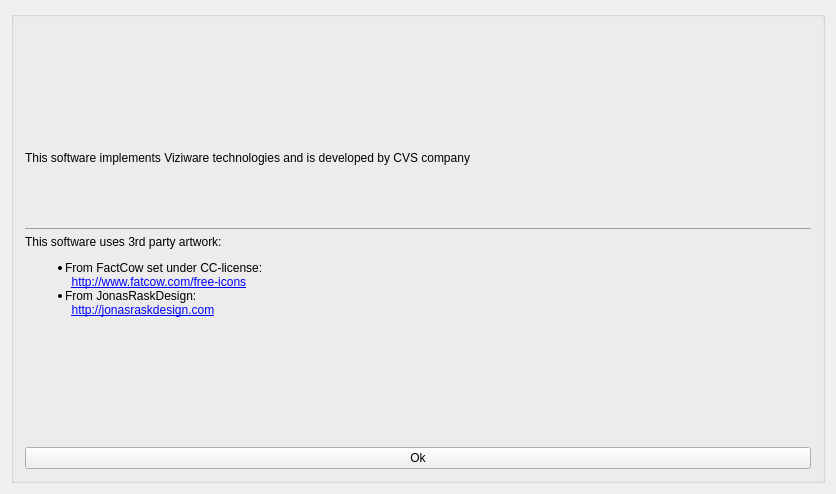
PimenovAlexander/corecvs, file utils/uis/aboutDialog.ui: the form before one commit.
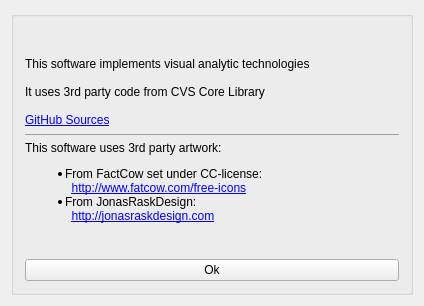
The form after the commit. Icons and pictures are not drawn.

Diff of the .ui file:
```diff
--- a/utils/uis/aboutDialog.ui
+++ b/utils/uis/aboutDialog.ui
@@ -6,8 +6,8 @@
    <rect>
     <x>0</x>
     <y>0</y>
-    <width>836</width>
-    <height>494</height>
+    <width>424</width>
+    <height>306</height>
    </rect>
   </property>
   <property name="windowTitle">
@@ -33,19 +33,19 @@
          <string>&lt;!DOCTYPE HTML PUBLIC &quot;-//W3C//DTD HTML 4.0//EN&quot; &quot;http://www.w3.org/TR/REC-html40/strict.dtd&quot;&gt;
 &lt;html&gt;&lt;head&gt;&lt;meta name=&quot;qrichtext&quot; content=&quot;1&quot; /&gt;&lt;style type=&quot;text/css&quot;&gt;
 p, li { white-space: pre-wrap; }
-&lt;/style&gt;&lt;/head&gt;&lt;body style=&quot; font-family:'Ubuntu'; font-size:9pt; font-weight:400; font-style:normal;&quot;&gt;
+&lt;/style&gt;&lt;/head&gt;&lt;body style=&quot; font-family:'Sans Serif'; font-size:9pt; font-weight:400; font-style:normal;&quot;&gt;
 &lt;table border=&quot;0&quot; style=&quot;-qt-table-type: root; margin-top:4px; margin-bottom:4px; margin-left:4px; margin-right:4px;&quot;&gt;
 &lt;tr&gt;
 &lt;td style=&quot;border: none;&quot;&gt;
-&lt;p style=&quot; margin-top:0px; margin-bottom:0px; margin-left:0px; margin-right:0px; -qt-block-indent:0; text-indent:0px;&quot;&gt;This software implements Viziware technologies and is developed by CVS company&lt;/p&gt;
-&lt;p style=&quot;-qt-paragraph-type:empty; margin-top:0px; margin-bottom:0px; margin-left:0px; margin-right:0px; -qt-block-indent:0; text-indent:0px;&quot;&gt;&lt;/p&gt;
-&lt;p style=&quot; margin-top:0px; margin-bottom:0px; margin-left:0px; margin-right:0px; -qt-block-indent:0; text-indent:0px;&quot;&gt;&lt;img src=&quot;:/new/logos/cvs_mid.png&quot; /&gt;&lt;img src=&quot;:/new/logos/viziware_grey.png&quot; /&gt;&lt;/p&gt;
-&lt;p style=&quot;-qt-paragraph-type:empty; margin-top:0px; margin-bottom:0px; margin-left:0px; margin-right:0px; -qt-block-indent:0; text-indent:0px;&quot;&gt;&lt;/p&gt;
-&lt;p style=&quot;-qt-paragraph-type:empty; margin-top:0px; margin-bottom:0px; margin-left:0px; margin-right:0px; -qt-block-indent:0; text-indent:0px;&quot;&gt;&lt;/p&gt;
+&lt;p style=&quot; margin-top:0px; margin-bottom:0px; margin-left:0px; margin-right:0px; -qt-block-indent:0; text-indent:0px;&quot;&gt;&lt;span style=&quot; font-family:'Ubuntu';&quot;&gt;This software implements visual analytic technologies &lt;/span&gt;&lt;/p&gt;
+&lt;p style=&quot;-qt-paragraph-type:empty; margin-top:0px; margin-bottom:0px; margin-left:0px; margin-right:0px; -qt-block-indent:0; text-indent:0px; font-family:'Ubuntu';&quot;&gt;&lt;br /&gt;&lt;/p&gt;
+&lt;p style=&quot; margin-top:0px; margin-bottom:0px; margin-left:0px; margin-right:0px; -qt-block-indent:0; text-indent:0px;&quot;&gt;&lt;span style=&quot; font-family:'Ubuntu';&quot;&gt;It uses 3rd party code from CVS Core Library&lt;/span&gt;&lt;/p&gt;
+&lt;p style=&quot;-qt-paragraph-type:empty; margin-top:0px; margin-bottom:0px; margin-left:0px; margin-right:0px; -qt-block-indent:0; text-indent:0px; font-family:'Ubuntu';&quot;&gt;&lt;br /&gt;&lt;/p&gt;
+&lt;p style=&quot; margin-top:0px; margin-bottom:0px; margin-left:0px; margin-right:0px; -qt-block-indent:0; text-indent:0px;&quot;&gt;&lt;a href=&quot;https://github.com/PimenovAlexander/corecvs&quot;&gt;&lt;span style=&quot; text-decoration: underline; color:#0000ff;&quot;&gt;GitHub Sources&lt;/span&gt;&lt;/a&gt;&lt;/p&gt;
 &lt;hr /&gt;
-&lt;p style=&quot; margin-top:0px; margin-bottom:0px; margin-left:0px; margin-right:0px; -qt-block-indent:0; text-indent:0px;&quot;&gt;This software uses 3rd party artwork: &lt;/p&gt;
-&lt;ul style=&quot;margin-top: 0px; margin-bottom: 0px; margin-left: 0px; margin-right: 0px; -qt-list-indent: 1;&quot;&gt;&lt;li style=&quot; margin-top:12px; margin-bottom:0px; margin-left:0px; margin-right:0px; -qt-block-indent:0; text-indent:0px;&quot;&gt;From FactCow set under CC-license: &lt;br /&gt;  &lt;a href=&quot;http://www.fatcow.com/free-icons&quot;&gt;&lt;span style=&quot; text-decoration: underline; color:#0000ff;&quot;&gt;http://www.fatcow.com/free-icons&lt;/span&gt;&lt;/a&gt;&lt;/li&gt;
-&lt;li style=&quot; margin-top:0px; margin-bottom:12px; margin-left:0px; margin-right:0px; -qt-block-indent:0; text-indent:0px;&quot;&gt;From JonasRaskDesign:                        &lt;br /&gt;  &lt;a href=&quot;http://jonasraskdesign.com&quot;&gt;&lt;span style=&quot; text-decoration: underline; color:#0000ff;&quot;&gt;http://jonasraskdesign.com&lt;/span&gt;&lt;/a&gt;&lt;/li&gt;&lt;/ul&gt;&lt;/td&gt;&lt;/tr&gt;&lt;/table&gt;&lt;/body&gt;&lt;/html&gt;</string>
+&lt;p style=&quot; margin-top:0px; margin-bottom:0px; margin-left:0px; margin-right:0px; -qt-block-indent:0; text-indent:0px;&quot;&gt;&lt;span style=&quot; font-family:'Ubuntu';&quot;&gt;This software uses 3rd party artwork: &lt;/span&gt;&lt;/p&gt;
+&lt;ul style=&quot;margin-top: 0px; margin-bottom: 0px; margin-left: 0px; margin-right: 0px; -qt-list-indent: 1;&quot;&gt;&lt;li style=&quot; font-family:'Ubuntu';&quot; style=&quot; margin-top:12px; margin-bottom:0px; margin-left:0px; margin-right:0px; -qt-block-indent:0; text-indent:0px;&quot;&gt;From FactCow set under CC-license: &lt;br /&gt;  &lt;a href=&quot;http://www.fatcow.com/free-icons&quot;&gt;&lt;span style=&quot; text-decoration: underline; color:#0000ff;&quot;&gt;http://www.fatcow.com/free-icons&lt;/span&gt;&lt;/a&gt;&lt;/li&gt;
+&lt;li style=&quot; font-family:'Ubuntu';&quot; style=&quot; margin-top:0px; margin-bottom:12px; margin-left:0px; margin-right:0px; -qt-block-indent:0; text-indent:0px;&quot;&gt;From JonasRaskDesign:                        &lt;br /&gt;  &lt;a href=&quot;http://jonasraskdesign.com&quot;&gt;&lt;span style=&quot; text-decoration: underline; color:#0000ff;&quot;&gt;http://jonasraskdesign.com&lt;/span&gt;&lt;/a&gt;&lt;/li&gt;&lt;/ul&gt;&lt;/td&gt;&lt;/tr&gt;&lt;/table&gt;&lt;/body&gt;&lt;/html&gt;</string>
         </property>
        </widget>
       </item>
```
